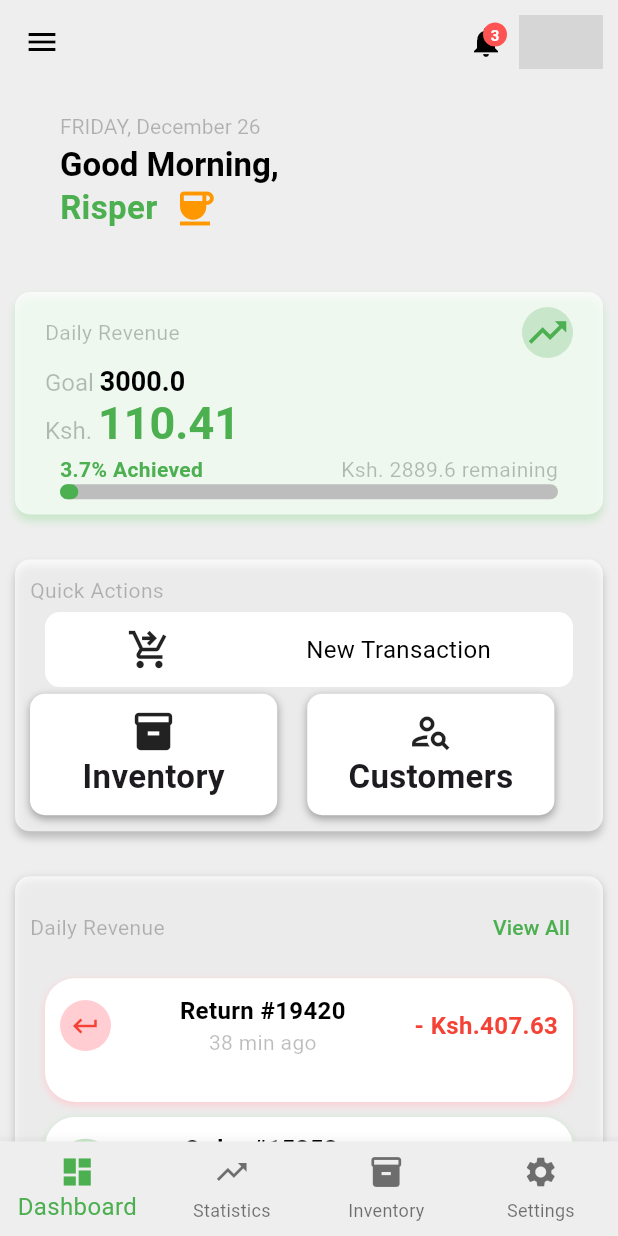
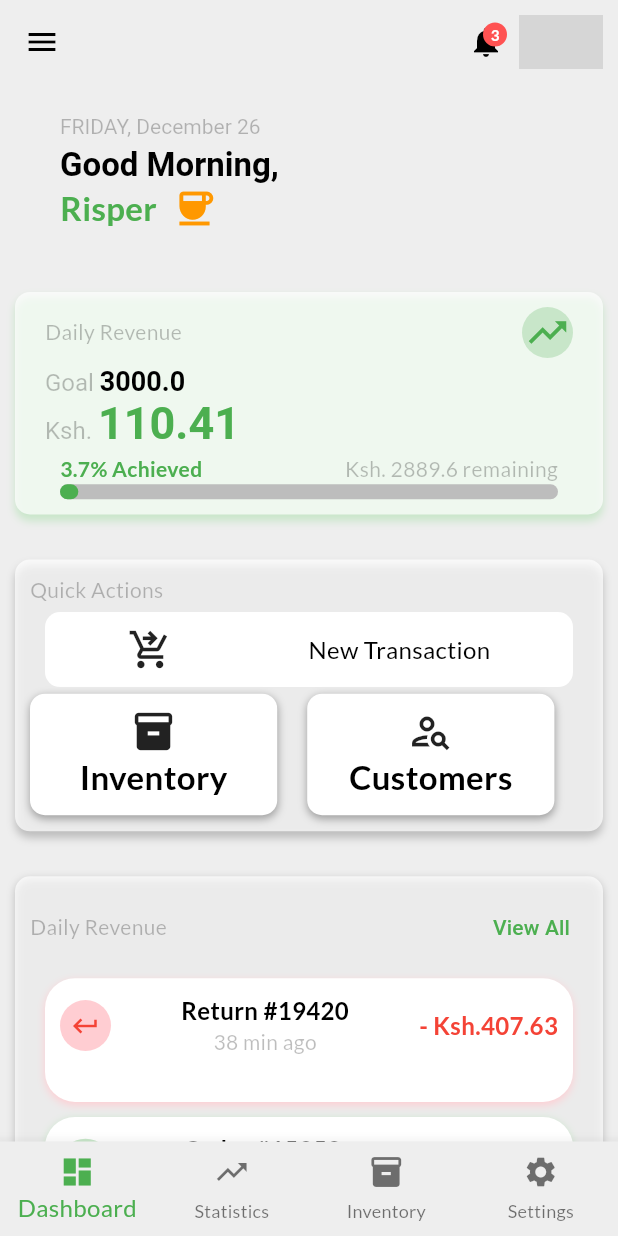
Before and after one commit to MoMalley254/L-MobileSales-Mini, a Flutter app: the screen it shows after launch, on a phone screen of 412 x 824 dp. Run offline on Flutter 3.47's test engine with Material 3 defaults, Android fonts, the phone set to English and light mode, and no system bars; our stand-ins replace flutter_riverpod, google_fonts; network calls fail; grey boxes are pictures that could not be loaded.

Commit message:
do theme

```diff
--- /dev/null
+++ b/l_mobile_sales_mini/lib/core/theme/app_theme.dart
@@ -0,0 +1,11 @@
+import 'package:flutter/material.dart';
+
+import 'dark_theme.dart';
+import 'light_theme.dart';
+
+class AppTheme {
+  AppTheme._();
+
+  static ThemeData lightTheme = appLightTheme;
+  static ThemeData darkTheme = appDarkTheme;
+}
--- /dev/null
+++ b/l_mobile_sales_mini/lib/core/theme/dark_theme.dart
@@ -0,0 +1,24 @@
+import 'package:flutter/material.dart';
+import 'package:l_mobile_sales_mini/core/theme/app_colors.dart';
+import 'package:l_mobile_sales_mini/core/theme/text_styles.dart';
+
+final ThemeData appDarkTheme = ThemeData(
+    useMaterial3: true,
+    brightness: Brightness.dark,
+
+    scaffoldBackgroundColor: AppColors.backgroundDark,
+
+    appBarTheme: AppBarTheme(
+      backgroundColor: AppColors.backgroundDark,
+    ),
+
+    colorScheme: ColorScheme.dark(
+        primary: AppColors.containerDark
+    ),
+
+    textTheme: TextTheme(
+        bodyLarge: AppTextStyles.bodyLargeDark,
+        bodyMedium: AppTextStyles.bodyMediumDark,
+        labelMedium: AppTextStyles.labelMediumDark
+    )
+);
--- /dev/null
+++ b/l_mobile_sales_mini/lib/core/theme/light_theme.dart
@@ -0,0 +1,24 @@
+import 'package:flutter/material.dart';
+import 'package:l_mobile_sales_mini/core/theme/app_colors.dart';
+import 'package:l_mobile_sales_mini/core/theme/text_styles.dart';
+
+final ThemeData appLightTheme = ThemeData(
+  useMaterial3: true,
+  brightness: Brightness.light,
+
+  scaffoldBackgroundColor: AppColors.backgroundLight,
+
+  appBarTheme: AppBarTheme(
+    backgroundColor: AppColors.backgroundLight,
+  ),
+
+  colorScheme: ColorScheme.light(
+    primary: AppColors.containerLight
+  ),
+
+  textTheme: TextTheme(
+    bodyLarge: AppTextStyles.bodyLargeLight,
+    bodyMedium: AppTextStyles.bodyMediumLight,
+    labelMedium: AppTextStyles.labelMediumLight
+  )
+);
--- a/l_mobile_sales_mini/lib/main.dart
+++ b/l_mobile_sales_mini/lib/main.dart
@@ -1,5 +1,6 @@
 import 'package:flutter/material.dart';
 import 'package:flutter_riverpod/flutter_riverpod.dart';
+import 'package:l_mobile_sales_mini/core/theme/app_theme.dart';
 import 'package:l_mobile_sales_mini/presentation/screens/home_screen.dart';
 import 'package:l_mobile_sales_mini/presentation/screens/login_screen.dart';
 
@@ -17,6 +18,9 @@ class LMobileSalesMini extends StatelessWidget {
     return MaterialApp(
       title: 'L-MobileSales Mini',
       home: HomeScreen(),
+      theme: AppTheme.lightTheme,
+      darkTheme: AppTheme.darkTheme,
+      themeMode: ThemeMode.system,
     );
   }
 }
--- a/l_mobile_sales_mini/pubspec.yaml
+++ b/l_mobile_sales_mini/pubspec.yaml
@@ -37,6 +37,7 @@ dependencies:
   go_router: ^17.0.1
   flutter_riverpod: ^3.0.3
   intl: ^0.20.2
+  google_fonts: ^6.3.3
 
 dev_dependencies:
   flutter_test:
```
Also changed, not shown: l_mobile_sales_mini/lib/core/theme/app_colors.dart (added, +24 -0 lines), l_mobile_sales_mini/lib/core/theme/text_styles.dart (added, +44 -0 lines).
